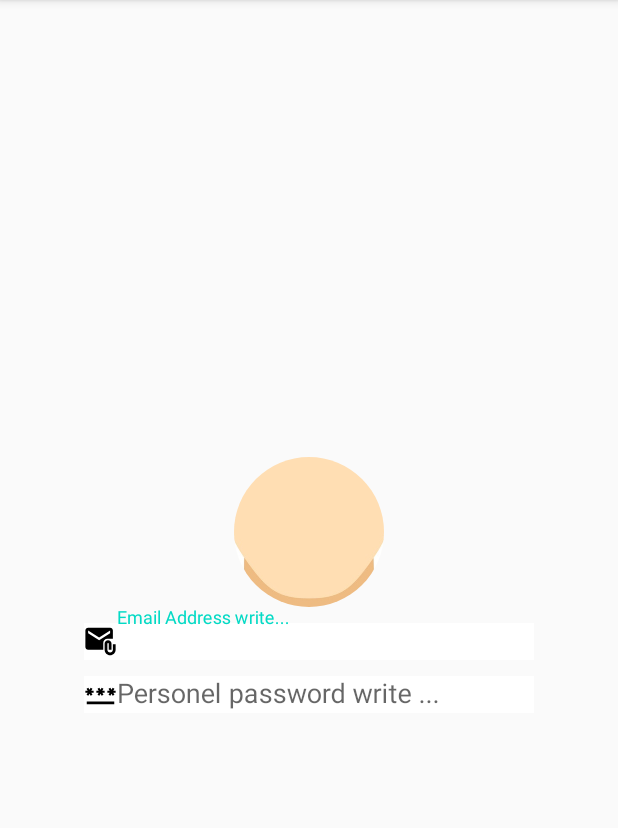
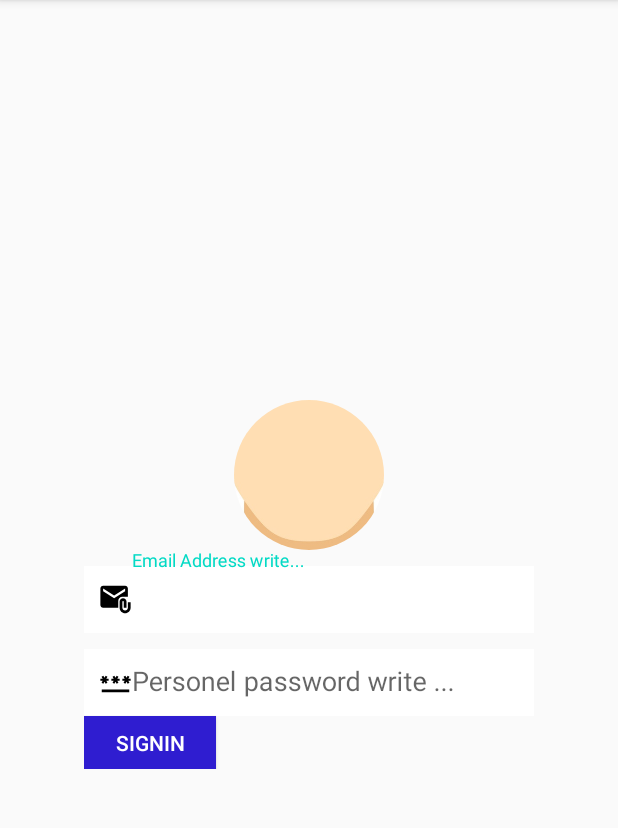
Before and after one commit to hamitmizrak/Android_PeerToPeerMessage, an Android app: the RegisterActivity screen opened directly, with no data from a screen before it, on a phone screen of 412 x 824 dp, the part 84-912 px from its top. Run offline under Robolectric (Android 15) with nearby library versions, the phone set to English and light mode, and no system bars; our stand-ins replace CircleImageView.

Commit message:
RegisterActivity,Login

```diff
--- a/app/src/main/java/com/hamitmizrak/peertopeermessage/AdminActivity.java
+++ b/app/src/main/java/com/hamitmizrak/peertopeermessage/AdminActivity.java
@@ -5,10 +5,12 @@ import androidx.appcompat.app.AppCompatActivity;
 import android.os.Bundle;
 
 public class AdminActivity extends AppCompatActivity {
+    //global variable
 
-@Override
-protected void onCreate(Bundle savedInstanceState) {
-       super.onCreate(savedInstanceState);
-       setContentView(R.layout.activity_admin);
+    //ONCREATE
+    @Override
+    protected void onCreate(Bundle savedInstanceState) {
+        super.onCreate(savedInstanceState);
+        setContentView(R.layout.activity_admin);
+    }
 }
-}
--- a/app/src/main/java/com/hamitmizrak/peertopeermessage/RegisterActivity.java
+++ b/app/src/main/java/com/hamitmizrak/peertopeermessage/RegisterActivity.java
@@ -5,7 +5,9 @@ import androidx.appcompat.app.AppCompatActivity;
 import android.os.Bundle;
 
 public class RegisterActivity extends AppCompatActivity {
+    //global variable
 
+    //ONCREATE
     @Override
     protected void onCreate(Bundle savedInstanceState) {
         super.onCreate(savedInstanceState);
--- a/app/src/main/res/layout/activity_register.xml
+++ b/app/src/main/res/layout/activity_register.xml
@@ -35,7 +35,8 @@
                 android:background="@color/white"
                 android:textColor="@color/black"
                 android:drawableLeft="@drawable/email_22"
-                android:layout_marginTop="12dp"/>
+                android:layout_marginTop="12dp"
+                android:padding="10dp"/>
         </com.google.android.material.textfield.TextInputLayout>
 
         <!--password ınput-->
@@ -51,8 +52,16 @@
                 android:textColor="@color/black"
                 android:drawableLeft="@drawable/password_22"
                 android:inputType="textPassword"
-                android:layout_marginTop="12dp"/>
+                android:layout_marginTop="12dp"
+                android:padding="10dp"/>
         </com.google.android.material.textfield.TextInputLayout>
+
+        <Button
+            android:layout_width="wrap_content"
+            android:layout_height="35dp"
+            android:text="@string/signin"
+            android:background="@color/blue"
+            android:textColor="@color/white"/>
 
     </LinearLayout>
     </ScrollView>
--- a/app/src/main/res/values/strings.xml
+++ b/app/src/main/res/values/strings.xml
@@ -5,6 +5,7 @@
     <string name="login">Login</string>
     <string name="register">Register</string>
     <string name="google_signin">Google SignIn</string>
+    <string name="signin">SignIn</string>
     <string name="telephone">Telephone</string>
     <string name="admin_redirect">Admin page Redirect</string>
     <string name="admin_faile">Admin is not page Redirect</string>
```
